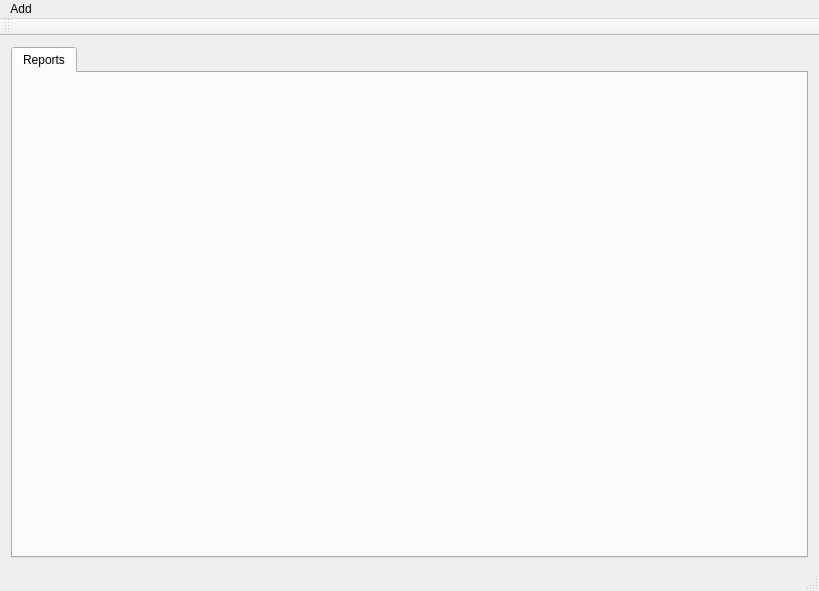
IVIyg0t/FinancialTool, file FinToolV2-0/fintool.ui: the form before one commit.
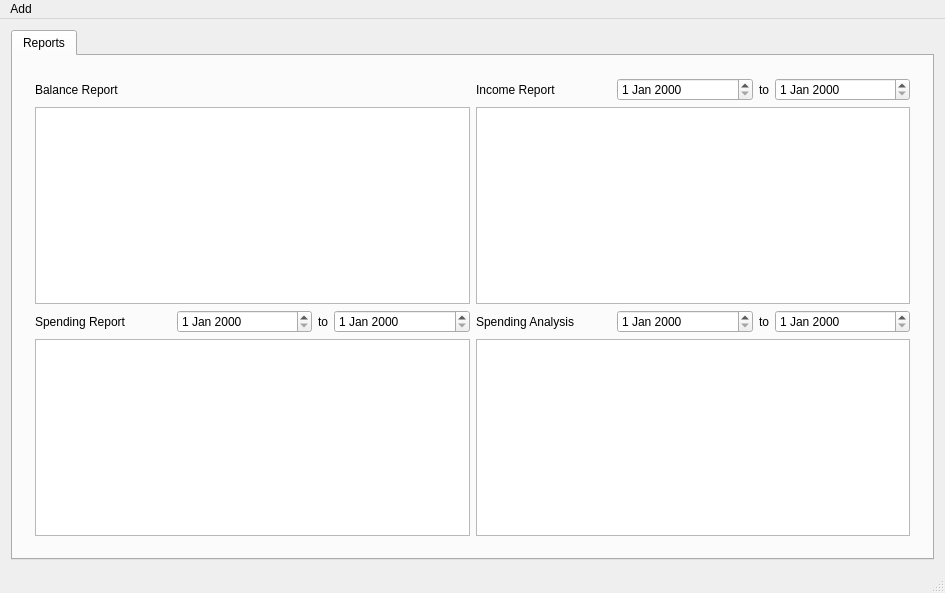
The form after the commit.

Commit message: Big Update! Reports Added!

```diff
--- a/FinToolV2-0/fintool.ui
+++ b/FinToolV2-0/fintool.ui
@@ -6,8 +6,8 @@
    <rect>
     <x>0</x>
     <y>0</y>
-    <width>819</width>
-    <height>591</height>
+    <width>945</width>
+    <height>593</height>
    </rect>
   </property>
   <property name="windowTitle">
@@ -27,6 +27,187 @@
        <attribute name="title">
         <string>Reports</string>
        </attribute>
+       <layout class="QGridLayout" name="gridLayout_4">
+        <item row="0" column="0">
+         <widget class="QStackedWidget" name="stackedWidget">
+          <property name="currentIndex">
+           <number>1</number>
+          </property>
+          <widget class="QWidget" name="page">
+           <widget class="QLabel" name="label_8">
+            <property name="geometry">
+             <rect>
+              <x>40</x>
+              <y>10</y>
+              <width>741</width>
+              <height>411</height>
+             </rect>
+            </property>
+            <property name="text">
+             <string>There are no bank accounts to create reports from</string>
+            </property>
+            <property name="textFormat">
+             <enum>Qt::AutoText</enum>
+            </property>
+            <property name="alignment">
+             <set>Qt::AlignCenter</set>
+            </property>
+           </widget>
+           <widget class="QPushButton" name="reports_addbankaccount">
+            <property name="geometry">
+             <rect>
+              <x>320</x>
+              <y>270</y>
+              <width>161</width>
+              <height>51</height>
+             </rect>
+            </property>
+            <property name="text">
+             <string>Add a bank account</string>
+            </property>
+           </widget>
+          </widget>
+          <widget class="QWidget" name="page_2">
+           <layout class="QGridLayout" name="gridLayout_3">
+            <item row="0" column="0">
+             <widget class="QLabel" name="label">
+              <property name="text">
+               <string>Balance Report</string>
+              </property>
+             </widget>
+            </item>
+            <item row="0" column="4">
+             <widget class="QLabel" name="label_3">
+              <property name="text">
+               <string>Income Report</string>
+              </property>
+             </widget>
+            </item>
+            <item row="0" column="5">
+             <widget class="QDateEdit" name="irfromdate"/>
+            </item>
+            <item row="0" column="6">
+             <widget class="QLabel" name="label_5">
+              <property name="sizePolicy">
+               <sizepolicy hsizetype="Fixed" vsizetype="Preferred">
+                <horstretch>0</horstretch>
+                <verstretch>0</verstretch>
+               </sizepolicy>
+              </property>
+              <property name="text">
+               <string>to</string>
+              </property>
+             </widget>
+            </item>
+            <item row="0" column="7">
+             <widget class="QDateEdit" name="irtodate"/>
+            </item>
+            <item row="1" column="0" colspan="4">
+             <widget class="QTableWidget" name="balancereport">
+              <property name="editTriggers">
+               <set>QAbstractItemView::NoEditTriggers</set>
+              </property>
+              <attribute name="horizontalHeaderShowSortIndicator" stdset="0">
+               <bool>false</bool>
+              </attribute>
+              <attribute name="horizontalHeaderStretchLastSection">
+               <bool>true</bool>
+              </attribute>
+             </widget>
+            </item>
+            <item row="1" column="4" colspan="4">
+             <widget class="QTableWidget" name="incomereport">
+              <property name="sizePolicy">
+               <sizepolicy hsizetype="Expanding" vsizetype="Expanding">
+                <horstretch>0</horstretch>
+                <verstretch>0</verstretch>
+               </sizepolicy>
+              </property>
+              <property name="editTriggers">
+               <set>QAbstractItemView::NoEditTriggers</set>
+              </property>
+              <attribute name="horizontalHeaderStretchLastSection">
+               <bool>true</bool>
+              </attribute>
+             </widget>
+            </item>
+            <item row="2" column="0">
+             <widget class="QLabel" name="label_2">
+              <property name="text">
+               <string>Spending Report</string>
+              </property>
+             </widget>
+            </item>
+            <item row="2" column="1">
+             <widget class="QDateEdit" name="srfromdate"/>
+            </item>
+            <item row="2" column="2">
+             <widget class="QLabel" name="label_6">
+              <property name="sizePolicy">
+               <sizepolicy hsizetype="Fixed" vsizetype="Preferred">
+                <horstretch>0</horstretch>
+                <verstretch>0</verstretch>
+               </sizepolicy>
+              </property>
+              <property name="text">
+               <string>to</string>
+              </property>
+             </widget>
+            </item>
+            <item row="2" column="3">
+             <widget class="QDateEdit" name="srtodate"/>
+            </item>
+            <item row="2" column="4">
+             <widget class="QLabel" name="label_4">
+              <property name="text">
+               <string>Spending Analysis</string>
+              </property>
+             </widget>
+            </item>
+            <item row="2" column="5">
+             <widget class="QDateEdit" name="safromdate"/>
+            </item>
+            <item row="2" column="6">
+             <widget class="QLabel" name="label_7">
+              <property name="text">
+               <string>to</string>
+              </property>
+             </widget>
+            </item>
+            <item row="2" column="7">
+             <widget class="QDateEdit" name="satodate"/>
+            </item>
+            <item row="3" column="0" colspan="4">
+             <widget class="QTableWidget" name="spendingreport">
+              <property name="sizePolicy">
+               <sizepolicy hsizetype="Expanding" vsizetype="Expanding">
+                <horstretch>0</horstretch>
+                <verstretch>0</verstretch>
+               </sizepolicy>
+              </property>
+              <property name="editTriggers">
+               <set>QAbstractItemView::NoEditTriggers</set>
+              </property>
+              <attribute name="horizontalHeaderStretchLastSection">
+               <bool>true</bool>
+              </attribute>
+             </widget>
+            </item>
+            <item row="3" column="4" colspan="4">
+             <widget class="QTableWidget" name="spendinganalysis">
+              <property name="editTriggers">
+               <set>QAbstractItemView::NoEditTriggers</set>
+              </property>
+              <attribute name="horizontalHeaderStretchLastSection">
+               <bool>true</bool>
+              </attribute>
+             </widget>
+            </item>
+           </layout>
+          </widget>
+         </widget>
+        </item>
+       </layout>
       </widget>
      </widget>
     </item>
@@ -37,8 +218,8 @@
     <rect>
      <x>0</x>
      <y>0</y>
-     <width>819</width>
-     <height>21</height>
+     <width>945</width>
+     <height>20</height>
     </rect>
    </property>
    <widget class="QMenu" name="menuAdd">
@@ -50,14 +231,6 @@
    </widget>
    <addaction name="menuAdd"/>
   </widget>
-  <widget class="QToolBar" name="mainToolBar">
-   <attribute name="toolBarArea">
-    <enum>TopToolBarArea</enum>
-   </attribute>
-   <attribute name="toolBarBreak">
-    <bool>false</bool>
-   </attribute>
-  </widget>
   <widget class="QStatusBar" name="statusBar"/>
   <action name="actionNew_transaction">
    <property name="text">
```
Left out of the diff: 2 changed lines with no effect on the pictures. The commit also changes 3 other files.
